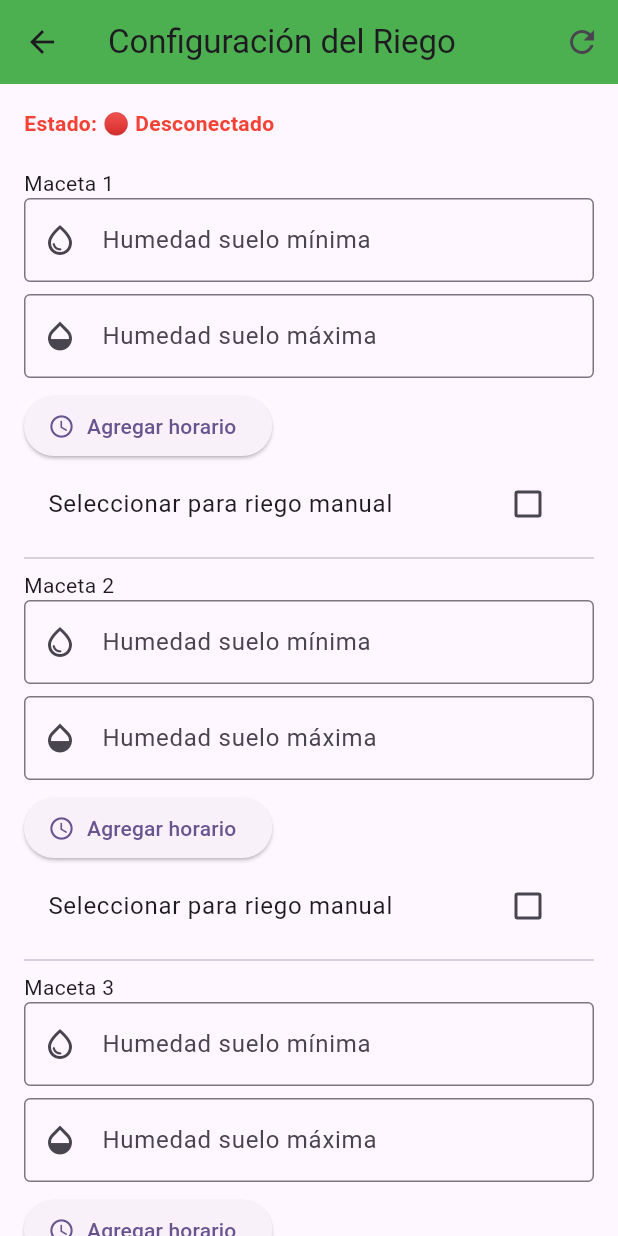
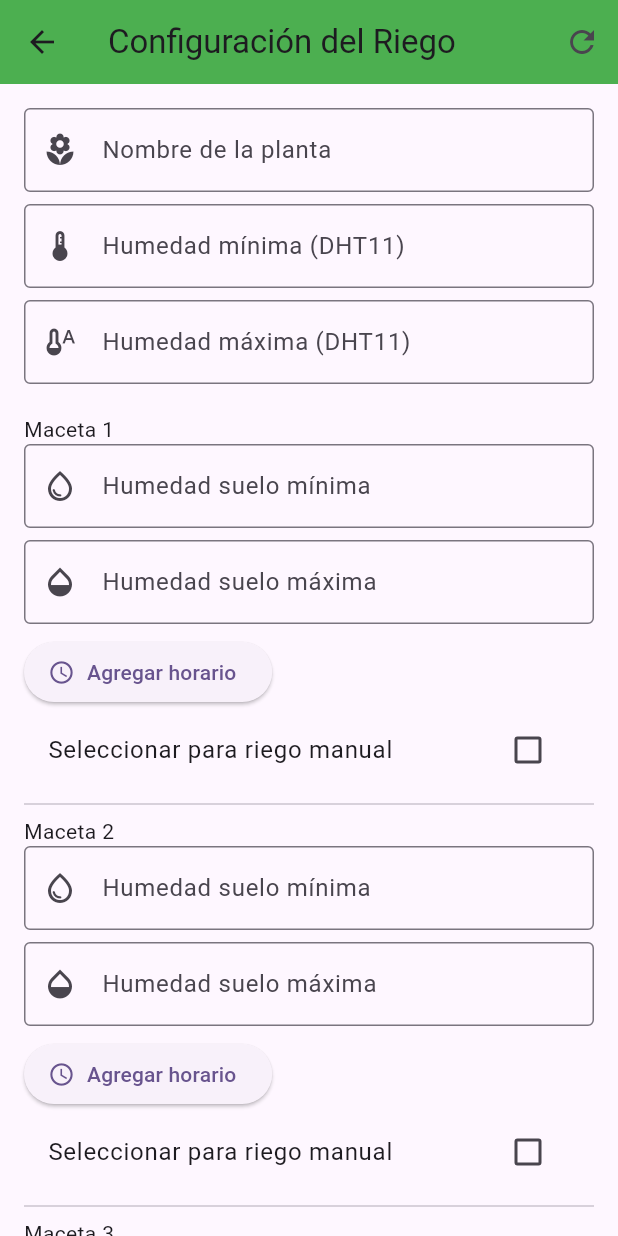
Before and after one commit to MAXEL599/insofarma-, a Flutter app: the ConfiguracionArduinoPage screen opened by its route, on a phone screen of 412 x 824 dp. Run offline on Flutter 3.47's test engine with Material 3 defaults, Android fonts, the light colour scheme and no system bars; our stand-ins replace awesome_dialog, csv, firebase_auth, firebase_core, firebase_database, flutter_local_notifications and 6 more; accounts and stored records are empty.

Commit message:
Refactor configuración de Arduino: eliminar verificación de conexión y mejorar el guardado en Firebase con nuevos campos y manejo de errores.

```diff
--- a/lib/configuracion_arduino.dart
+++ b/lib/configuracion_arduino.dart
@@ -1,3 +1,4 @@
+import 'dart:async';
 import 'dart:convert';
 import 'package:flutter/material.dart';
 import 'package:http/http.dart' as http;
@@ -15,9 +16,7 @@ class ConfiguracionArduinoPage extends StatefulWidget {
 class _ConfiguracionArduinoPageState extends State<ConfiguracionArduinoPage> {
   final FlutterLocalNotificationsPlugin _notifier =
       FlutterLocalNotificationsPlugin();
-  bool _arduinoDetectado = false;
-  String _estadoConexion = "Desconectado";
-  Color _colorEstado = Colors.red;
+  bool _guardando = false;
 
   final List<TextEditingController> humedadMinSuelo = List.generate(
     4,
@@ -27,8 +26,11 @@ class _ConfiguracionArduinoPageState extends State<ConfiguracionArduinoPage> {
     4,
     (_) => TextEditingController(),
   );
+  final _humedadMinDHT = TextEditingController();
+  final _humedadMaxDHT = TextEditingController();
+  final _plantaSeleccionada = TextEditingController();
+
   final List<List<TimeOfDay>> horarios = List.generate(4, (_) => []);
-
   final List<bool> macetasManualSeleccionadas = List.filled(4, false);
   final List<bool> macetasRegando = List.filled(4, false);
 
@@ -39,30 +41,6 @@ class _ConfiguracionArduinoPageState extends State<ConfiguracionArduinoPage> {
       android: AndroidInitializationSettings('@mipmap/ic_launcher'),
     );
     _notifier.initialize(settings);
-    _verificarConexion();
-  }
-
-  Future<void> _verificarConexion() async {
-    final url = Uri.parse('https://154.12.246.223:8443/api/arduino/conectado');
-    try {
-      final response = await http.get(url);
-      final conectado =
-          response.statusCode == 200 && response.body.contains("conectado");
-      if (!mounted) return;
-
-      setState(() {
-        _estadoConexion = conectado ? "🟢 Conectado" : "🔴 Desconectado";
-        _colorEstado = conectado ? Colors.green : Colors.red;
-        _arduinoDetectado = conectado;
-      });
-    } catch (_) {
-      if (!mounted) return;
-      setState(() {
-        _estadoConexion = "🔴 Desconectado";
-        _colorEstado = Colors.red;
-        _arduinoDetectado = false;
-      });
-    }
   }
 
   void _abrirHistorialWifi() {
@@ -70,51 +48,91 @@ class _ConfiguracionArduinoPageState extends State<ConfiguracionArduinoPage> {
   }
 
   Future<void> _guardarConfiguracionEnFirebase() async {
-    if (!_arduinoDetectado) {
-      AwesomeDialog(
-        context: context,
-        dialogType: DialogType.warning,
-        title: 'Arduino no conectado',
-        desc:
-            'No se puede guardar la configuración porque el Arduino no está conectado.',
-        btnOkOnPress: () {},
-      ).show();
-      return;
-    }
+    setState(() => _guardando = true);
 
     final db = FirebaseDatabase.instance.ref();
     final ahora = DateTime.now();
-    final config = {
+
+    final configFirebase = {
       "fecha": ahora.toIso8601String(),
       "modoManual": true,
       "modoInteligente": false,
+      "plantaSeleccionada": _plantaSeleccionada.text,
       "macetas": List.generate(
         4,
         (i) => {
           "min": int.tryParse(humedadMinSuelo[i].text) ?? 0,
           "max": int.tryParse(humedadMaxSuelo[i].text) ?? 0,
-          "horarios": horarios[i].map((h) => h.format(context)).toList(),
+          "horarios":
+              horarios[i]
+                  .map(
+                    (h) =>
+                        "${h.hour.toString().padLeft(2, '0')}:${h.minute.toString().padLeft(2, '0')}",
+                  )
+                  .toList(),
         },
       ),
     };
 
+    final configSpring = {
+      "humedadMinDHT": int.tryParse(_humedadMinDHT.text) ?? 0,
+      "humedadMaxDHT": int.tryParse(_humedadMaxDHT.text) ?? 100,
+      "planta": _plantaSeleccionada.text.trim(),
+      "macetas":
+          List.generate(4, (i) {
+            if (humedadMinSuelo[i].text.isEmpty &&
+                humedadMaxSuelo[i].text.isEmpty &&
+                horarios[i].isEmpty) {
+              return null;
+            }
+            return {
+              "id": i + 1,
+              "nombre": "Maceta ${i + 1}",
+              "humedadMin": int.tryParse(humedadMinSuelo[i].text) ?? 0,
+              "humedadMax": int.tryParse(humedadMaxSuelo[i].text) ?? 100,
+              "horarios":
+                  horarios[i]
+                      .map(
+                        (h) =>
+                            "${h.hour.toString().padLeft(2, '0')}:${h.minute.toString().padLeft(2, '0')}",
+                      )
+                      .toList(),
+            };
+          }).whereType<Map<String, dynamic>>().toList(),
+    };
+
     try {
-      await db.child("configuraciones").push().set(config);
-      AwesomeDialog(
-        context: context,
-        dialogType: DialogType.success,
-        title: 'Éxito',
-        desc: 'Configuración guardada en Firebase.',
-        btnOkOnPress: () {},
-      ).show();
+      await db.child("configuraciones").push().set(configFirebase);
+
+      final response = await http.post(
+        Uri.parse(
+          'https://70d5-2806-2f0-2220-f187-c44-a8e5-279c-bc73.ngrok-free.app/api/configuracion',
+        ),
+        headers: {'Content-Type': 'application/json'},
+        body: jsonEncode(configSpring),
+      );
+
+      if (response.statusCode == 200) {
+        AwesomeDialog(
+          context: context,
+          dialogType: DialogType.success,
+          title: 'Compilación exitosa',
+          desc: 'Configuración guardada en Firebase y enviada al Arduino.',
+          btnOkOnPress: () {},
+        ).show();
+      } else {
+        throw Exception('Falló la petición al backend');
+      }
     } catch (e) {
       AwesomeDialog(
         context: context,
         dialogType: DialogType.error,
         title: 'Error',
-        desc: 'No se pudo guardar la configuración.',
+        desc: 'No se pudo enviar la configuración.\n$e',
         btnOkOnPress: () {},
       ).show();
+    } finally {
+      setState(() => _guardando = false);
     }
   }
 
@@ -143,9 +161,23 @@ class _ConfiguracionArduinoPageState extends State<ConfiguracionArduinoPage> {
           ),
         ),
         const SizedBox(height: 8),
-        ...horarios[index].map((h) => Text("Horario: ${h.format(context)}")),
+        ...horarios[index].map(
+          (h) => Text(
+            "Horario: ${h.hour.toString().padLeft(2, '0')}:${h.minute.toString().padLeft(2, '0')}",
+          ),
+        ),
         ElevatedButton.icon(
           onPressed: () async {
+            if (horarios[index].length >= 4) {
+              AwesomeDialog(
+                context: context,
+                dialogType: DialogType.info,
+                title: 'Límite alcanzado',
+                desc: 'Solo puedes agregar hasta 4 horarios por maceta.',
+                btnOkOnPress: () {},
+              ).show();
+              return;
+            }
             final picked = await showTimePicker(
               context: context,
               initialTime: TimeOfDay.now(),
@@ -169,7 +201,14 @@ class _ConfiguracionArduinoPageState extends State<ConfiguracionArduinoPage> {
         ),
         if (macetasManualSeleccionadas[index])
           ElevatedButton(
-            onPressed: () {
+            onPressed: () async {
+              final maceta = index + 1;
+              final estado = macetasRegando[index] ? "off" : "on";
+              try {
+                await http.get(
+                  Uri.parse("http://192.168.4.1/rele/$maceta/$estado"),
+                );
+              } catch (_) {}
               setState(() {
                 macetasRegando[index] = !macetasRegando[index];
               });
@@ -192,8 +231,8 @@ class _ConfiguracionArduinoPageState extends State<ConfiguracionArduinoPage> {
         actions: [
           IconButton(
             icon: Icon(Icons.refresh),
-            onPressed: _verificarConexion,
-            tooltip: 'Refrescar estado',
+            onPressed: _guardarConfiguracionEnFirebase,
+            tooltip: 'Guardar ahora',
           ),
         ],
       ),
@@ -202,19 +241,56 @@ class _ConfiguracionArduinoPageState extends State<ConfiguracionArduinoPage> {
         child: Column(
           crossAxisAlignment: CrossAxisAlignment.start,
           children: [
-            Text(
-              "Estado: $_estadoConexion",
-              style: TextStyle(
-                color: _colorEstado,
-                fontWeight: FontWeight.bold,
+            TextField(
+              controller: _plantaSeleccionada,
+              decoration: const InputDecoration(
+                labelText: 'Nombre de la planta',
+                prefixIcon: Icon(Icons.local_florist),
+                border: OutlineInputBorder(),
+              ),
+            ),
+            const SizedBox(height: 8),
+            TextField(
+              controller: _humedadMinDHT,
+              keyboardType: TextInputType.number,
+              decoration: const InputDecoration(
+                labelText: 'Humedad mínima (DHT11)',
+                prefixIcon: Icon(Icons.thermostat),
+                border: OutlineInputBorder(),
+              ),
+            ),
+            const SizedBox(height: 8),
+            TextField(
+              controller: _humedadMaxDHT,
+              keyboardType: TextInputType.number,
+              decoration: const InputDecoration(
+                labelText: 'Humedad máxima (DHT11)',
+                prefixIcon: Icon(Icons.thermostat_auto),
+                border: OutlineInputBorder(),
               ),
             ),
             const SizedBox(height: 20),
             for (int i = 0; i < 4; i++) _buildMaceta(i),
             const SizedBox(height: 10),
             ElevatedButton(
-              onPressed: _guardarConfiguracionEnFirebase,
-              child: const Text('Guardar configuración en arduino y firebase'),
+              onPressed: _guardando ? null : _guardarConfiguracionEnFirebase,
+              child:
+                  _guardando
+                      ? Row(
+                        mainAxisAlignment: MainAxisAlignment.center,
+                        children: const [
+                          SizedBox(
+                            width: 20,
+                            height: 20,
+                            child: CircularProgressIndicator(),
+                          ),
+                          SizedBox(width: 12),
+                          Text("Guardando..."),
+                        ],
+                      )
+                      : const Text(
+                        'Guardar configuración en arduino y firebase',
+                      ),
             ),
             const SizedBox(height: 10),
             OutlinedButton(
```
